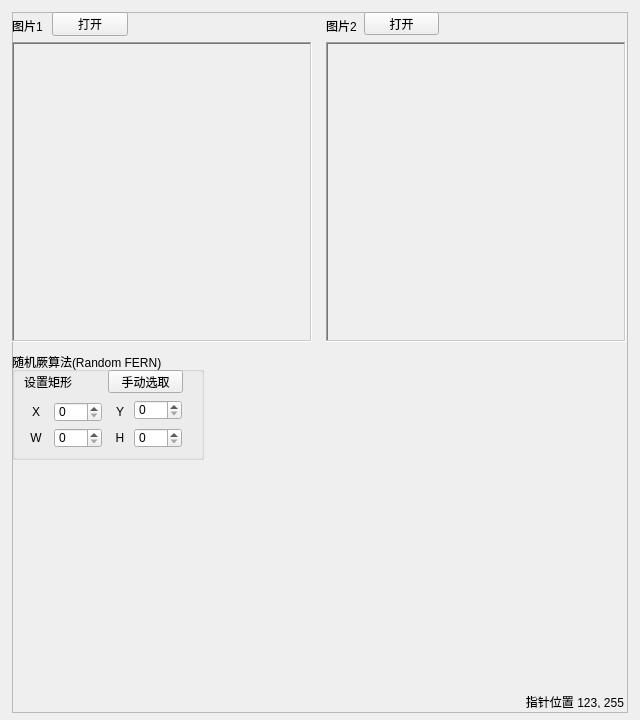
0xja-eth/DIP-Lab2, file DIP-Lab2/DIPLab2.ui: the form before one commit.
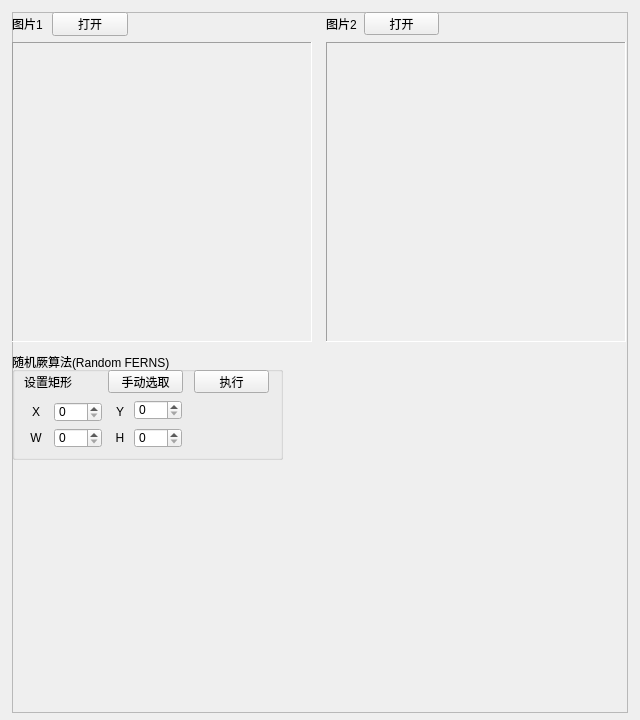
The form after the commit.

Commit message: Add FERNS and imporve user interface

```diff
--- a/DIP-Lab2/DIPLab2.ui
+++ b/DIP-Lab2/DIPLab2.ui
@@ -47,40 +47,6 @@
     <property name="frameShadow">
      <enum>QFrame::Raised</enum>
     </property>
-    <widget class="QLabel" name="srcImg1">
-     <property name="geometry">
-      <rect>
-       <x>0</x>
-       <y>30</y>
-       <width>300</width>
-       <height>300</height>
-      </rect>
-     </property>
-     <property name="sizePolicy">
-      <sizepolicy hsizetype="Preferred" vsizetype="Preferred">
-       <horstretch>0</horstretch>
-       <verstretch>0</verstretch>
-      </sizepolicy>
-     </property>
-     <property name="frameShape">
-      <enum>QFrame::WinPanel</enum>
-     </property>
-     <property name="frameShadow">
-      <enum>QFrame::Sunken</enum>
-     </property>
-     <property name="lineWidth">
-      <number>1</number>
-     </property>
-     <property name="midLineWidth">
-      <number>1</number>
-     </property>
-     <property name="text">
-      <string/>
-     </property>
-     <property name="indent">
-      <number>-1</number>
-     </property>
-    </widget>
     <widget class="QPushButton" name="openBtn1">
      <property name="geometry">
       <rect>
@@ -94,40 +60,6 @@
       <string>打开</string>
      </property>
     </widget>
-    <widget class="QLabel" name="srcImg2">
-     <property name="geometry">
-      <rect>
-       <x>314</x>
-       <y>30</y>
-       <width>300</width>
-       <height>300</height>
-      </rect>
-     </property>
-     <property name="sizePolicy">
-      <sizepolicy hsizetype="Preferred" vsizetype="Preferred">
-       <horstretch>0</horstretch>
-       <verstretch>0</verstretch>
-      </sizepolicy>
-     </property>
-     <property name="frameShape">
-      <enum>QFrame::WinPanel</enum>
-     </property>
-     <property name="frameShadow">
-      <enum>QFrame::Sunken</enum>
-     </property>
-     <property name="lineWidth">
-      <number>1</number>
-     </property>
-     <property name="midLineWidth">
-      <number>1</number>
-     </property>
-     <property name="text">
-      <string/>
-     </property>
-     <property name="indent">
-      <number>-1</number>
-     </property>
-    </widget>
     <widget class="QPushButton" name="openBtn2">
      <property name="geometry">
       <rect>
@@ -145,7 +77,7 @@
      <property name="geometry">
       <rect>
        <x>0</x>
-       <y>8</y>
+       <y>6</y>
        <width>54</width>
        <height>12</height>
       </rect>
@@ -158,7 +90,7 @@
      <property name="geometry">
       <rect>
        <x>314</x>
-       <y>8</y>
+       <y>6</y>
        <width>54</width>
        <height>12</height>
       </rect>
@@ -172,12 +104,12 @@
       <rect>
        <x>0</x>
        <y>340</y>
-       <width>192</width>
+       <width>271</width>
        <height>108</height>
       </rect>
      </property>
      <property name="title">
-      <string>随机厥算法(Random FERN)</string>
+      <string>随机厥算法(Random FERNS)</string>
      </property>
      <widget class="QLabel" name="label_3">
       <property name="geometry">
@@ -321,6 +253,19 @@
        <string>手动选取</string>
       </property>
      </widget>
+     <widget class="QPushButton" name="doFERNS">
+      <property name="geometry">
+       <rect>
+        <x>182</x>
+        <y>18</y>
+        <width>75</width>
+        <height>23</height>
+       </rect>
+      </property>
+      <property name="text">
+       <string>执行</string>
+      </property>
+     </widget>
     </widget>
     <widget class="QLabel" name="pointPos">
      <property name="geometry">
@@ -332,12 +277,178 @@
       </rect>
      </property>
      <property name="text">
-      <string>指针位置 123, 255</string>
+      <string/>
      </property>
      <property name="alignment">
       <set>Qt::AlignRight|Qt::AlignTrailing|Qt::AlignVCenter</set>
      </property>
     </widget>
+    <widget class="QScrollArea" name="scrollArea1">
+     <property name="geometry">
+      <rect>
+       <x>0</x>
+       <y>30</y>
+       <width>300</width>
+       <height>300</height>
+      </rect>
+     </property>
+     <property name="frameShape">
+      <enum>QFrame::Panel</enum>
+     </property>
+     <property name="verticalScrollBarPolicy">
+      <enum>Qt::ScrollBarAsNeeded</enum>
+     </property>
+     <property name="horizontalScrollBarPolicy">
+      <enum>Qt::ScrollBarAsNeeded</enum>
+     </property>
+     <property name="widgetResizable">
+      <bool>true</bool>
+     </property>
+     <widget class="QWidget" name="scrollAreaWidgetContents1">
+      <property name="geometry">
+       <rect>
+        <x>0</x>
+        <y>0</y>
+        <width>298</width>
+        <height>298</height>
+       </rect>
+      </property>
+      <property name="sizePolicy">
+       <sizepolicy hsizetype="Preferred" vsizetype="Preferred">
+        <horstretch>0</horstretch>
+        <verstretch>0</verstretch>
+       </sizepolicy>
+      </property>
+      <layout class="QGridLayout" name="gridLayout">
+       <property name="leftMargin">
+        <number>0</number>
+       </property>
+       <property name="topMargin">
+        <number>0</number>
+       </property>
+       <property name="rightMargin">
+        <number>0</number>
+       </property>
+       <property name="bottomMargin">
+        <number>0</number>
+       </property>
+       <property name="spacing">
+        <number>0</number>
+       </property>
+       <item row="0" column="0">
+        <widget class="QLabel" name="srcImg1">
+         <property name="sizePolicy">
+          <sizepolicy hsizetype="Maximum" vsizetype="Maximum">
+           <horstretch>0</horstretch>
+           <verstretch>0</verstretch>
+          </sizepolicy>
+         </property>
+         <property name="frameShape">
+          <enum>QFrame::NoFrame</enum>
+         </property>
+         <property name="frameShadow">
+          <enum>QFrame::Sunken</enum>
+         </property>
+         <property name="lineWidth">
+          <number>1</number>
+         </property>
+         <property name="midLineWidth">
+          <number>1</number>
+         </property>
+         <property name="text">
+          <string/>
+         </property>
+         <property name="indent">
+          <number>-1</number>
+         </property>
+        </widget>
+       </item>
+      </layout>
+     </widget>
+    </widget>
+    <widget class="QScrollArea" name="scrollArea2">
+     <property name="geometry">
+      <rect>
+       <x>314</x>
+       <y>30</y>
+       <width>300</width>
+       <height>300</height>
+      </rect>
+     </property>
+     <property name="frameShape">
+      <enum>QFrame::Panel</enum>
+     </property>
+     <property name="verticalScrollBarPolicy">
+      <enum>Qt::ScrollBarAsNeeded</enum>
+     </property>
+     <property name="horizontalScrollBarPolicy">
+      <enum>Qt::ScrollBarAsNeeded</enum>
+     </property>
+     <property name="widgetResizable">
+      <bool>true</bool>
+     </property>
+     <widget class="QWidget" name="scrollAreaWidgetContents2">
+      <property name="geometry">
+       <rect>
+        <x>0</x>
+        <y>0</y>
+        <width>298</width>
+        <height>298</height>
+       </rect>
+      </property>
+      <property name="sizePolicy">
+       <sizepolicy hsizetype="Preferred" vsizetype="Preferred">
+        <horstretch>0</horstretch>
+        <verstretch>0</verstretch>
+       </sizepolicy>
+      </property>
+      <layout class="QGridLayout" name="gridLayout_2">
+       <property name="leftMargin">
+        <number>0</number>
+       </property>
+       <property name="topMargin">
+        <number>0</number>
+       </property>
+       <property name="rightMargin">
+        <number>0</number>
+       </property>
+       <property name="bottomMargin">
+        <number>4</number>
+       </property>
+       <property name="spacing">
+        <number>0</number>
+       </property>
+       <item row="0" column="0">
+        <widget class="QLabel" name="srcImg2">
+         <property name="sizePolicy">
+          <sizepolicy hsizetype="Maximum" vsizetype="Maximum">
+           <horstretch>0</horstretch>
+           <verstretch>0</verstretch>
+          </sizepolicy>
+         </property>
+         <property name="frameShape">
+          <enum>QFrame::NoFrame</enum>
+         </property>
+         <property name="frameShadow">
+          <enum>QFrame::Sunken</enum>
+         </property>
+         <property name="lineWidth">
+          <number>1</number>
+         </property>
+         <property name="midLineWidth">
+          <number>1</number>
+         </property>
+         <property name="text">
+          <string/>
+         </property>
+         <property name="indent">
+          <number>-1</number>
+         </property>
+        </widget>
+       </item>
+      </layout>
+     </widget>
+    </widget>
    </widget>
   </widget>
  </widget>
```
The commit also changes 7 other files.
